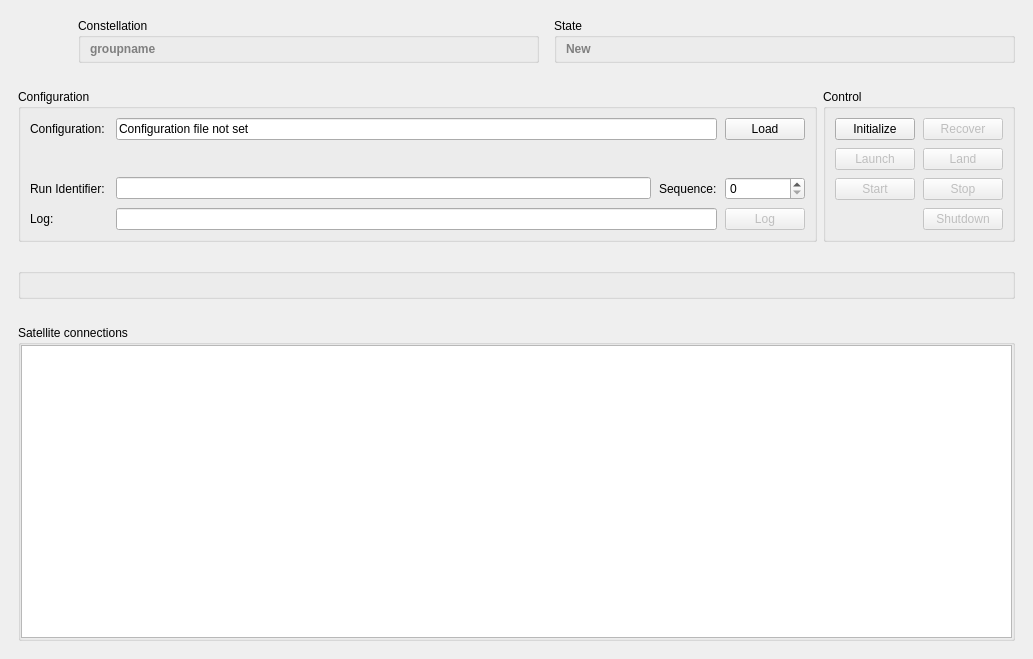
Qt form cxx/controllers/Vintage/euRun.ui (constellation-daq/Constellation) before a commit.
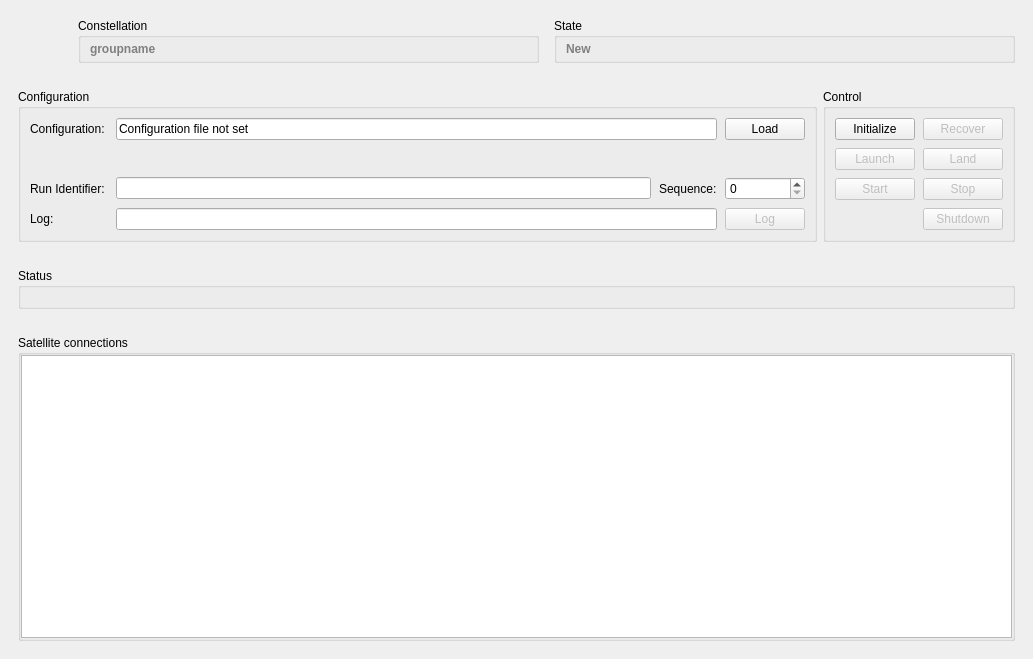
The same form after that commit. Icons and pictures are not drawn.

Commit message: cxx/control/vintage: improve run identifier handling

What changed in the file:
```diff
--- a/cxx/controllers/Vintage/euRun.ui
+++ b/cxx/controllers/Vintage/euRun.ui
@@ -382,6 +382,21 @@
       <layout class="QVBoxLayout" name="verticalLayout_2">
        <item>
         <widget class="QGroupBox" name="grpStatus">
+         <property name="sizePolicy">
+          <sizepolicy hsizetype="Preferred" vsizetype="Preferred">
+           <horstretch>0</horstretch>
+           <verstretch>0</verstretch>
+          </sizepolicy>
+         </property>
+         <property name="minimumSize">
+          <size>
+           <width>192</width>
+           <height>0</height>
+          </size>
+         </property>
+         <property name="title">
+          <string>Status</string>
+         </property>
          <layout class="QGridLayout">
           <property name="leftMargin">
            <number>9</number>
@@ -412,7 +427,7 @@
     </item>
     <item>
      <widget class="QWidget" name="connectionWidget" native="true">
-      <layout class="QVBoxLayout" name="verticalLayout">
+      <layout class="QHBoxLayout" name="horizontalLayout_4">
        <item>
         <widget class="QGroupBox" name="grpConnections">
          <property name="title">
```
Left out of the diff: 4 changed lines with no effect on the pictures. The commit also changes 2 other files.
